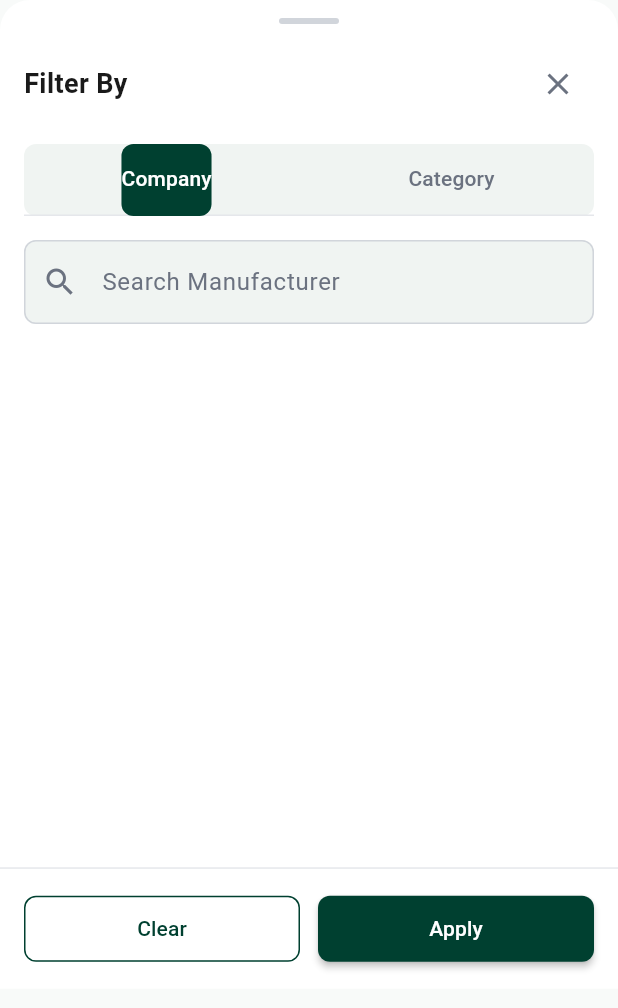
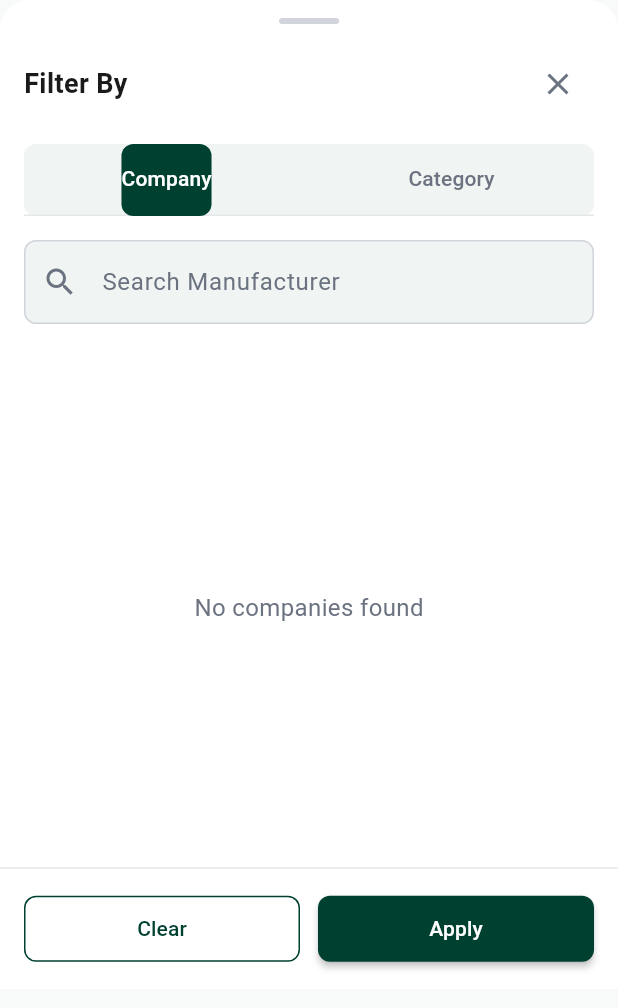
Before and after one commit to mahdi-islam-pranto/medicineMart, a Flutter app: the FilterBottomSheet widget shown alone on an empty page, opened directly with empty values, on a phone screen of 412 x 824 dp. Shown: the top 1008 px of the screen. Run offline on Flutter 3.47's test engine with Material 3 defaults, Android fonts, the phone set to English and light mode, and no system bars; our stand-ins replace equatable, flutter_bloc, image_picker, shared_preferences; accounts and stored records are empty; network calls fail.

Commit message:
company filter search implemented

```diff
--- a/lib/widgets/filter_bottom_sheet.dart
+++ b/lib/widgets/filter_bottom_sheet.dart
@@ -26,6 +26,7 @@ class _FilterBottomSheetState extends State<FilterBottomSheet>
   late TabController _tabController;
   late ProductFilter _tempFilter;
   final TextEditingController _searchController = TextEditingController();
+  String _searchQuery = '';
 
   @override
   void initState() {
@@ -172,6 +173,18 @@ class _FilterBottomSheetState extends State<FilterBottomSheet>
               hintText: 'Search Manufacturer',
               prefixIcon:
                   const Icon(Icons.search, color: AppColors.textSecondary),
+              suffixIcon: _searchQuery.isNotEmpty
+                  ? IconButton(
+                      icon: const Icon(Icons.clear,
+                          color: AppColors.textSecondary),
+                      onPressed: () {
+                        setState(() {
+                          _searchController.clear();
+                          _searchQuery = '';
+                        });
+                      },
+                    )
+                  : null,
               border: OutlineInputBorder(
                 borderRadius: BorderRadius.circular(8),
                 borderSide: const BorderSide(color: AppColors.borderMedium),
@@ -189,7 +202,7 @@ class _FilterBottomSheetState extends State<FilterBottomSheet>
             ),
             onChanged: (value) {
               setState(() {
-                // Filter brands based on search
+                _searchQuery = value.toLowerCase();
               });
             },
           ),
@@ -197,11 +210,34 @@ class _FilterBottomSheetState extends State<FilterBottomSheet>
 
         // Brand list
         Expanded(
-          child: ListView.builder(
+          child: Builder(
+            builder: (context) {
+              // Filter brands based on search query
+              final filteredBrands = widget.availableBrands.where((brand) {
+                if (_searchQuery.isEmpty) return true;
+                return brand.name.toLowerCase().contains(_searchQuery);
+              }).toList();
+
+              if (filteredBrands.isEmpty) {
+                return const Center(
+                  child: Padding(
+                    padding: EdgeInsets.all(32.0),
+                    child: Text(
+                      'No companies found',
+                      style: TextStyle(
+                        color: AppColors.textSecondary,
+                        fontSize: 16,
+                      ),
+                    ),
+                  ),
+                );
+              }
+
+              return ListView.builder(
                 padding: const EdgeInsets.symmetric(horizontal: 16),
-            itemCount: widget.availableBrands.length,
+                itemCount: filteredBrands.length,
                 itemBuilder: (context, index) {
-              final brand = widget.availableBrands[index];
+                  final brand = filteredBrands[index];
 
                   return RadioListTile<String>(
                     title: Text(
@@ -229,6 +265,8 @@ class _FilterBottomSheetState extends State<FilterBottomSheet>
                     activeColor: AppColors.primary,
                     controlAffinity: ListTileControlAffinity.leading,
                     contentPadding: EdgeInsets.zero,
+                  );
+                },
               );
             },
           ),
@@ -297,6 +335,7 @@ class _FilterBottomSheetState extends State<FilterBottomSheet>
     setState(() {
       _tempFilter = const ProductFilter();
       _searchController.clear();
+      _searchQuery = '';
     });
   }
 
```
Lines whose indentation alone changed are shown as unchanged.
